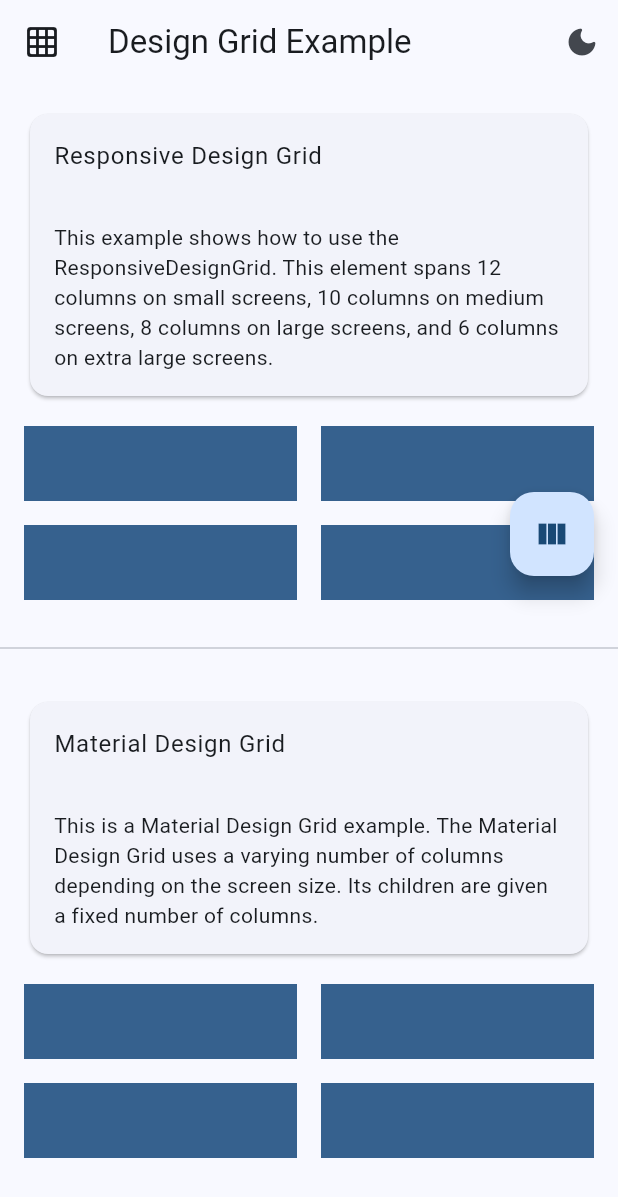
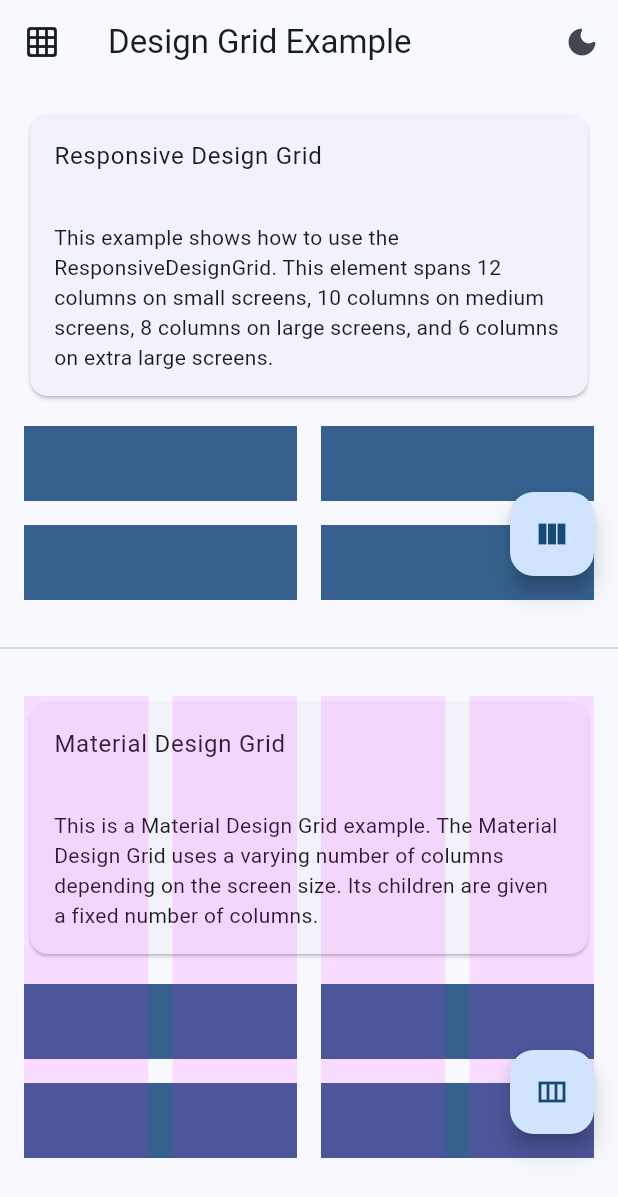
Before and after one commit to inf0rmatix/design_grid, a Flutter app: the screen it shows after launch, after a tap on the "view column" icon, on a phone screen of 412 x 824 dp. Shown: the top 1197 px of the screen. Run offline on Flutter 3.47's test engine with Material 2 defaults, Android fonts, the phone set to English and light mode, and no system bars.

Commit message:
adding material design grid debug layout

```diff
--- a/example/lib/main.dart
+++ b/example/lib/main.dart
@@ -170,6 +170,8 @@ class MaterialDesignGridExample extends StatelessWidget {
     // You can also pass a custom theme to change spacings and even custom breakpoints.
     // The breakpoints control how many columns there are, the outer padding and the (optional) maximum body width.
     return MaterialDesignGridTheme(
+      // The MaterialDesignGridDebugOverlay is a useful widget to visually debug your grid implementation.
+      child: MaterialDesignGridDebugOverlay(
         child: MaterialDesignGrid(
           children: [
             // This is a Material Design Grid Row, contrary to Flutter's Row widget, this one wraps children when necessary.
@@ -231,6 +233,7 @@ class MaterialDesignGridExample extends StatelessWidget {
             ),
           ],
         ),
+      ),
     );
   }
 }
--- /dev/null
+++ b/lib/src/material/widgets/material_design_grid_debug_overlay.dart
@@ -0,0 +1,36 @@
+import 'package:design_grid/design_grid.dart';
+import 'package:flutter/material.dart';
+
+class MaterialDesignGridDebugOverlay extends DesignGridDebugOverlay {
+  const MaterialDesignGridDebugOverlay({
+    super.key,
+    super.isVisible,
+    super.enableControls,
+    super.isInBackground,
+    required super.child,
+  });
+
+  @override
+  Widget overlayBuilder(BuildContext context, Size size) {
+    final transparentColor = color.withAlpha(30);
+
+    final theme = MaterialDesignGridTheme.of(context);
+
+    return MaterialDesignGrid(
+      children: [
+        MaterialDesignGridRow(
+          children: [
+            for (var i = 0; i < theme.breakpoints.getColumns(size.width); i++)
+              MaterialDesignGridItem(
+                columns: 1,
+                child: Container(
+                  color: transparentColor,
+                  height: size.height,
+                ),
+              ),
+          ],
+        ),
+      ],
+    );
+  }
+}
--- a/lib/src/material/widgets/widgets.dart
+++ b/lib/src/material/widgets/widgets.dart
@@ -1,4 +1,5 @@
 export 'material_design_grid.dart';
+export 'material_design_grid_debug_overlay.dart';
 export 'material_design_grid_item.dart';
 export 'material_design_grid_item_break.dart';
 export 'material_design_grid_item_widget.dart';
--- a/lib/src/responsive/widgets/responsive_design_grid_debug_overlay.dart
+++ b/lib/src/responsive/widgets/responsive_design_grid_debug_overlay.dart
@@ -1,64 +1,30 @@
 import 'package:design_grid/design_grid.dart';
 import 'package:flutter/material.dart';
 
-class ResponsiveDesignGridDebugOverlay extends StatefulWidget {
-  final Color? color;
-
-  final Widget child;
-
-  final bool isVisible;
-
-  final bool enableControls;
-
-  final bool isInBackground;
+class ResponsiveDesignGridDebugOverlay extends DesignGridDebugOverlay {
+  final bool? shouldCalculateLayout;
 
   final bool useOuterPadding;
 
-  final bool? shouldCalculateLayout;
-
   const ResponsiveDesignGridDebugOverlay({
     super.key,
-    this.color,
-    this.isVisible = true,
-    this.enableControls = true,
-    this.isInBackground = false,
+    super.isVisible,
+    super.enableControls,
+    super.isInBackground,
+    this.shouldCalculateLayout,
     this.useOuterPadding = true,
-    this.shouldCalculateLayout,
-    required this.child,
+    required super.child,
   });
 
   @override
-  State<ResponsiveDesignGridDebugOverlay> createState() => _ResponsiveDesignGridDebugOverlayState();
-}
-
-class _ResponsiveDesignGridDebugOverlayState extends State<ResponsiveDesignGridDebugOverlay> {
-  bool _isVisible = false;
-
-  @override
-  void initState() {
-    super.initState();
-
-    _isVisible = widget.isVisible;
-  }
-
-  @override
-  Widget build(BuildContext context) {
-    final color = widget.color ?? const Color.fromARGB(255, 255, 0, 255);
-
+  Widget overlayBuilder(BuildContext context, Size size) {
     final transparentColor = color.withAlpha(30);
 
     final designGridTheme = ResponsiveDesignGridTheme.maybeOf(context) ?? const ResponsiveDesignGridThemeData();
 
-    return Stack(
-      children: [
-        if (!widget.isInBackground) widget.child,
-        if (_isVisible)
-          Positioned.fill(
-            child: IgnorePointer(
-              child: LayoutBuilder(builder: (context, constraints) {
     return ResponsiveDesignGrid(
-                  shouldCalculateLayout: widget.shouldCalculateLayout,
-                  useOuterPadding: widget.useOuterPadding,
+      shouldCalculateLayout: shouldCalculateLayout,
+      useOuterPadding: useOuterPadding,
       children: [
         ResponsiveDesignGridRow(
           children: List.generate(
@@ -67,7 +33,7 @@ class _ResponsiveDesignGridDebugOverlayState extends State<ResponsiveDesignGridD
               columns: const ResponsiveDesignGridColumns(small: 1),
               child: Container(
                 width: double.infinity,
-                            height: constraints.biggest.height,
+                height: size.height,
                 color: transparentColor,
               ),
             ),
@@ -75,20 +41,5 @@ class _ResponsiveDesignGridDebugOverlayState extends State<ResponsiveDesignGridD
         ),
       ],
     );
-              }),
-            ),
-          ),
-        if (widget.isInBackground) widget.child,
-        if (widget.enableControls)
-          Positioned(
-            bottom: 16.0,
-            right: 16.0,
-            child: FloatingActionButton(
-              child: Icon(_isVisible ? Icons.view_column_outlined : Icons.view_column),
-              onPressed: () => setState(() => _isVisible = !_isVisible),
-            ),
-          ),
-      ],
-    );
   }
 }
--- /dev/null
+++ b/lib/src/widgets/design_grid_debug_overlay.dart
@@ -0,0 +1,67 @@
+import 'package:flutter/material.dart';
+
+abstract class DesignGridDebugOverlay extends StatefulWidget {
+  final Color color;
+
+  final Widget child;
+
+  final bool isVisible;
+
+  final bool enableControls;
+
+  final bool isInBackground;
+
+  const DesignGridDebugOverlay({
+    super.key,
+    this.color = const Color(0xFFFF00FF),
+    this.isVisible = true,
+    this.enableControls = true,
+    this.isInBackground = false,
+    required this.child,
+  });
+
+  @override
+  State<DesignGridDebugOverlay> createState() => _DesignGridDebugOverlayState();
+
+  Widget overlayBuilder(BuildContext context, Size size);
+}
+
+class _DesignGridDebugOverlayState extends State<DesignGridDebugOverlay> {
+  bool _isVisible = false;
+
+  @override
+  void initState() {
+    super.initState();
+
+    _isVisible = widget.isVisible;
+  }
+
+  @override
+  Widget build(BuildContext context) {
+    return Stack(
+      children: [
+        if (!widget.isInBackground) widget.child,
+        if (_isVisible)
+          Positioned.fill(
+            child: IgnorePointer(
+              child: LayoutBuilder(
+                builder: (context, constraints) {
+                  return widget.overlayBuilder(context, constraints.biggest);
+                },
+              ),
+            ),
+          ),
+        if (widget.isInBackground) widget.child,
+        if (widget.enableControls)
+          Positioned(
+            bottom: 16.0,
+            right: 16.0,
+            child: FloatingActionButton(
+              child: Icon(_isVisible ? Icons.view_column_outlined : Icons.view_column),
+              onPressed: () => setState(() => _isVisible = !_isVisible),
+            ),
+          ),
+      ],
+    );
+  }
+}
--- a/lib/src/widgets/widgets.dart
+++ b/lib/src/widgets/widgets.dart
@@ -1,4 +1,5 @@
 export 'design_grid_column_sizes.dart';
+export 'design_grid_debug_overlay.dart';
 export 'design_grid_item_break.dart';
 export 'design_grid_item_widget.dart';
 export 'design_grid_row.dart';
```
Lines whose indentation alone changed are shown as unchanged.
